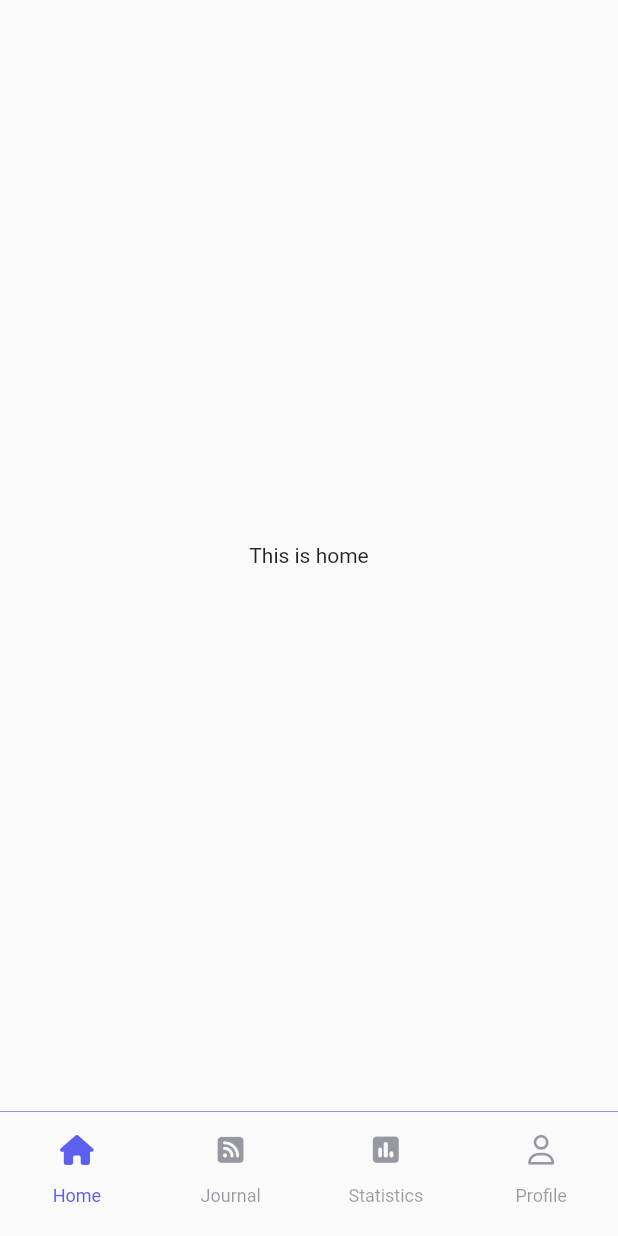
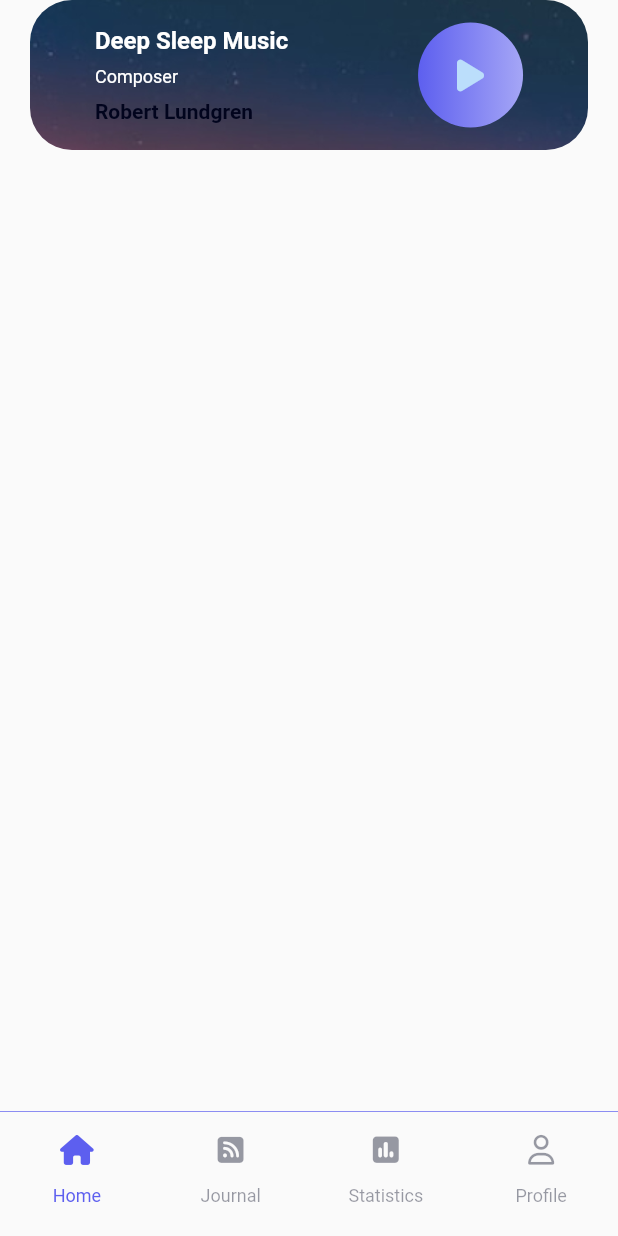
Before and after one commit to raaz0n/sleepfit, a Flutter app: the MainPageScreen screen opened directly, on a phone screen of 412 x 824 dp. Run offline on Flutter 3.47's test engine with Material 2 defaults, Android fonts, the phone set to English and light mode, and no system bars; our stand-ins replace flutter_svg, font_awesome_flutter.

Commit message:
music screen

```diff
--- a/lib/common/string.manager.dart
+++ b/lib/common/string.manager.dart
@@ -13,4 +13,5 @@ class AppStrings {
   static const String skip = "Skip";
   static const String googleSigning = "Sign in with Google";
   static const String appleSigning = "Sign in with Google";
+  static const String musicName = "Deep Sleep Music";
 }
--- a/lib/common/value.manager.dart
+++ b/lib/common/value.manager.dart
@@ -33,6 +33,9 @@ class AppSize {
   static const double s83 = 83.0;
   static const double s100 = 100.0;
   static const double s200 = 200.0;
+  static const double s285 = 285.0;
   static const double s300 = 300.0;
+  static const double s390 = 390.0;
+  static const double s440 = 440.0;
   static const double s40 = 40.0;
 }
--- a/lib/pages/Home/home.screen.dart
+++ b/lib/pages/Home/home.screen.dart
@@ -1,12 +1,20 @@
 import 'package:flutter/material.dart';
+import 'package:sleepfit/common/value.manager.dart';
+import 'package:sleepfit/pages/Home/widget/music.widget.dart';
 
 class HomeScreen extends StatelessWidget {
   const HomeScreen({super.key});
 
   @override
   Widget build(BuildContext context) {
-    return const Center(
-      child: Text("This is home"),
-    );
+    return SafeArea(
+        child: Padding(
+      padding: const EdgeInsets.symmetric(horizontal: AppSize.s20),
+      child: Column(
+        children: const [
+          MusicWidget(),
+        ],
+      ),
+    ));
   }
 }
--- /dev/null
+++ b/lib/pages/Home/widget/music.widget.dart
@@ -0,0 +1,85 @@
+import 'package:flutter/material.dart';
+import 'package:font_awesome_flutter/font_awesome_flutter.dart';
+import 'package:sleepfit/common/color.manager.dart';
+import 'package:sleepfit/common/font.manager.dart';
+import 'package:sleepfit/common/value.manager.dart';
+import 'package:sleepfit/pages/music/music.screen.dart';
+import 'package:sleepfit/widgets/large.text.widget.dart';
+import 'package:sleepfit/widgets/small.text.widget.dart';
+
+class MusicWidget extends StatelessWidget {
+  const MusicWidget({super.key});
+
+  @override
+  Widget build(BuildContext context) {
+    return Container(
+      height: AppSize.s100,
+      // width: AppSize.s390,
+      decoration: BoxDecoration(
+        borderRadius: BorderRadius.circular(AppSize.s28),
+        image: const DecorationImage(
+            image: AssetImage(
+              "assets/image/music_backgound.jpeg",
+            ),
+            fit: BoxFit.cover),
+      ),
+
+      child: Row(
+        mainAxisAlignment: MainAxisAlignment.spaceAround,
+        children: [
+          Column(
+            mainAxisAlignment: MainAxisAlignment.center,
+            crossAxisAlignment: CrossAxisAlignment.start,
+            children: [
+              AppLargeText(
+                text: "Deep Sleep Music",
+                color: Colors.white,
+                size: FontSize.s16,
+              ),
+              const SizedBox(
+                height: AppPadding.p8,
+              ),
+              AppSmallText(
+                text: "Composer",
+                color: Colors.white,
+                size: FontSize.s12,
+              ),
+              const SizedBox(
+                height: AppPadding.p8,
+              ),
+              AppLargeText(
+                text: "Robert Lundgren",
+                color: ColorManager.subTitle,
+                size: FontSize.s14,
+              ),
+            ],
+          ),
+          GestureDetector(
+            onTap: () {
+              Navigator.push(context,
+                  MaterialPageRoute(builder: (context) => const MusicScreen()));
+            },
+            child: Container(
+              decoration: const BoxDecoration(
+                shape: BoxShape.circle,
+                gradient: LinearGradient(
+                  begin: Alignment.centerLeft,
+                  end: Alignment.centerRight,
+                  colors: [
+                    Color(0xff5D5FEF),
+                    Color(0xffA5A6F6),
+                  ],
+                ),
+              ),
+              child: const CircleAvatar(
+                radius: 35,
+                backgroundColor: Colors.transparent,
+                child: FaIcon(FontAwesomeIcons.play),
+              ),
+            ),
+          )
+        ],
+      ),
+    );
+  }
+}
```
Also changed, not shown: lib/pages/music/music.screen.dart (added, +29 -0 lines), lib/pages/music/widgets/tabbar.widget.dart (added, +159 -0 lines), lib/pages/music/widgets/top.music.widget.dart (added, +79 -0 lines), assets/image/music_backgound.jpeg (added).
